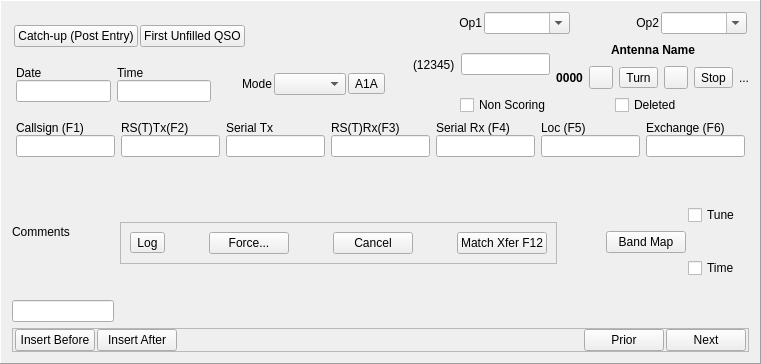
This is mqt/MqtLogger/qsologframe.ui in zsteva/backup-minos2 as Qt 5 draws it before an edit. The edited form follows.
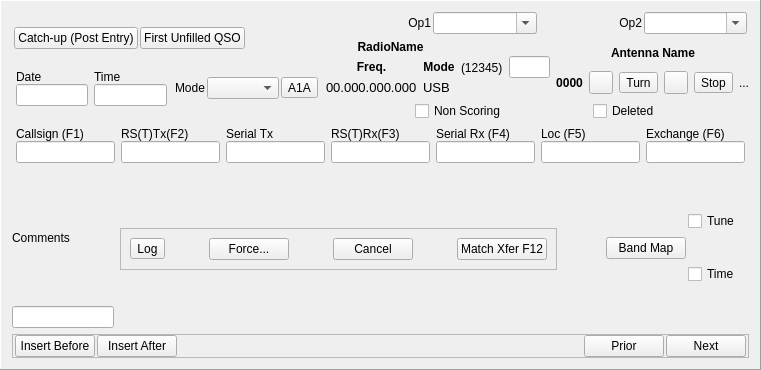
This is the edited form.

Commit message: changes to support rigcontrol messages and display in logger...

The edit to the form file:
```diff
--- a/mqt/MqtLogger/qsologframe.ui
+++ b/mqt/MqtLogger/qsologframe.ui
@@ -7,7 +7,7 @@
     <x>0</x>
     <y>0</y>
     <width>761</width>
-    <height>364</height>
+    <height>370</height>
    </rect>
   </property>
   <property name="windowTitle">
@@ -22,8 +22,8 @@
   <property name="midLineWidth">
    <number>1</number>
   </property>
-  <layout class="QVBoxLayout" name="verticalLayout_16">
-   <item>
+  <layout class="QGridLayout" name="gridLayout">
+   <item row="0" column="0">
     <layout class="QHBoxLayout" name="horizontalLayout_13">
      <item>
       <layout class="QVBoxLayout" name="verticalLayout_15">
@@ -251,6 +251,98 @@
              </property>
             </spacer>
            </item>
+           <item>
+            <layout class="QVBoxLayout" name="verticalLayout_20">
+             <item>
+              <widget class="QLabel" name="radioName">
+               <property name="font">
+                <font>
+                 <weight>75</weight>
+                 <bold>true</bold>
+                </font>
+               </property>
+               <property name="text">
+                <string>RadioName</string>
+               </property>
+               <property name="alignment">
+                <set>Qt::AlignCenter</set>
+               </property>
+              </widget>
+             </item>
+             <item>
+              <layout class="QHBoxLayout" name="horizontalLayout_14">
+               <item>
+                <layout class="QVBoxLayout" name="verticalLayout_16">
+                 <item>
+                  <layout class="QVBoxLayout" name="verticalLayout_19">
+                   <item>
+                    <widget class="QLabel" name="freqlbl">
+                     <property name="font">
+                      <font>
+                       <weight>75</weight>
+                       <bold>true</bold>
+                      </font>
+                     </property>
+                     <property name="text">
+                      <string>Freq.</string>
+                     </property>
+                     <property name="alignment">
+                      <set>Qt::AlignCenter</set>
+                     </property>
+                    </widget>
+                   </item>
+                   <item>
+                    <widget class="QLabel" name="freqDisplay">
+                     <property name="font">
+                      <font>
+                       <pointsize>10</pointsize>
+                      </font>
+                     </property>
+                     <property name="text">
+                      <string>00.000.000.000</string>
+                     </property>
+                    </widget>
+                   </item>
+                  </layout>
+                 </item>
+                </layout>
+               </item>
+               <item>
+                <layout class="QVBoxLayout" name="verticalLayout_17">
+                 <item>
+                  <widget class="QLabel" name="modelbl">
+                   <property name="font">
+                    <font>
+                     <weight>75</weight>
+                     <bold>true</bold>
+                    </font>
+                   </property>
+                   <property name="text">
+                    <string>Mode</string>
+                   </property>
+                   <property name="alignment">
+                    <set>Qt::AlignCenter</set>
+                   </property>
+                  </widget>
+                 </item>
+                 <item>
+                  <widget class="QLabel" name="modeDisp">
+                   <property name="font">
+                    <font>
+                     <pointsize>10</pointsize>
+                    </font>
+                   </property>
+                   <property name="text">
+                    <string>USB</string>
+                   </property>
+                  </widget>
+                 </item>
+                </layout>
+               </item>
+              </layout>
+             </item>
+            </layout>
+           </item>
            <item>
             <widget class="QLabel" name="DistSt">
              <property name="text">
@@ -483,7 +575,7 @@
      </item>
     </layout>
    </item>
-   <item>
+   <item row="1" column="0">
     <layout class="QVBoxLayout" name="verticalLayout_18">
      <item>
       <layout class="QHBoxLayout" name="horizontalLayout_7">
```
The commit also changes 11 other files.
